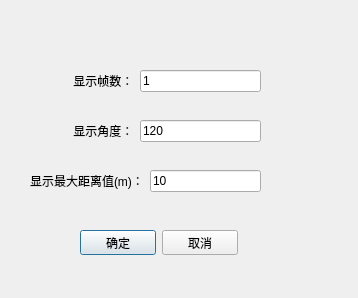
Old version of the form showsettingdia.ui in the repository heathen557/linearArrayUSB.
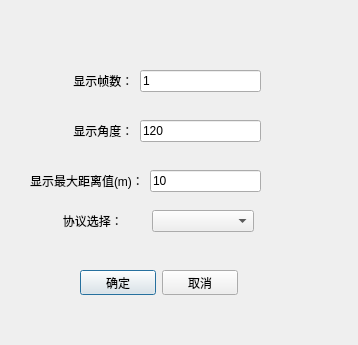
New version of the form. Icons and pictures are not drawn.

Commit message: 1、增加了2*256的协议； 2、增加了4*256协议； 3、协议提供选择项

Patch:
```diff
--- a/showsettingdia.ui
+++ b/showsettingdia.ui
@@ -7,7 +7,7 @@
     <x>0</x>
     <y>0</y>
     <width>358</width>
-    <height>298</height>
+    <height>345</height>
    </rect>
   </property>
   <property name="windowTitle">
@@ -73,7 +73,7 @@
    <property name="geometry">
     <rect>
      <x>80</x>
-     <y>230</y>
+     <y>270</y>
      <width>158</width>
      <height>25</height>
     </rect>
@@ -95,7 +95,7 @@
     </item>
    </layout>
   </widget>
-  <widget class="QWidget" name="">
+  <widget class="QWidget" name="layoutWidget">
    <property name="geometry">
     <rect>
      <x>60</x>
@@ -121,6 +121,28 @@
     </item>
    </layout>
   </widget>
+  <widget class="QWidget" name="">
+   <property name="geometry">
+    <rect>
+     <x>43</x>
+     <y>210</y>
+     <width>211</width>
+     <height>22</height>
+    </rect>
+   </property>
+   <layout class="QHBoxLayout" name="horizontalLayout_5">
+    <item>
+     <widget class="QLabel" name="label_4">
+      <property name="text">
+       <string>      协议选择：</string>
+      </property>
+     </widget>
+    </item>
+    <item>
+     <widget class="QComboBox" name="comboBox"/>
+    </item>
+   </layout>
+  </widget>
  </widget>
  <resources/>
  <connections/>
```
The commit also changes 8 other files.
